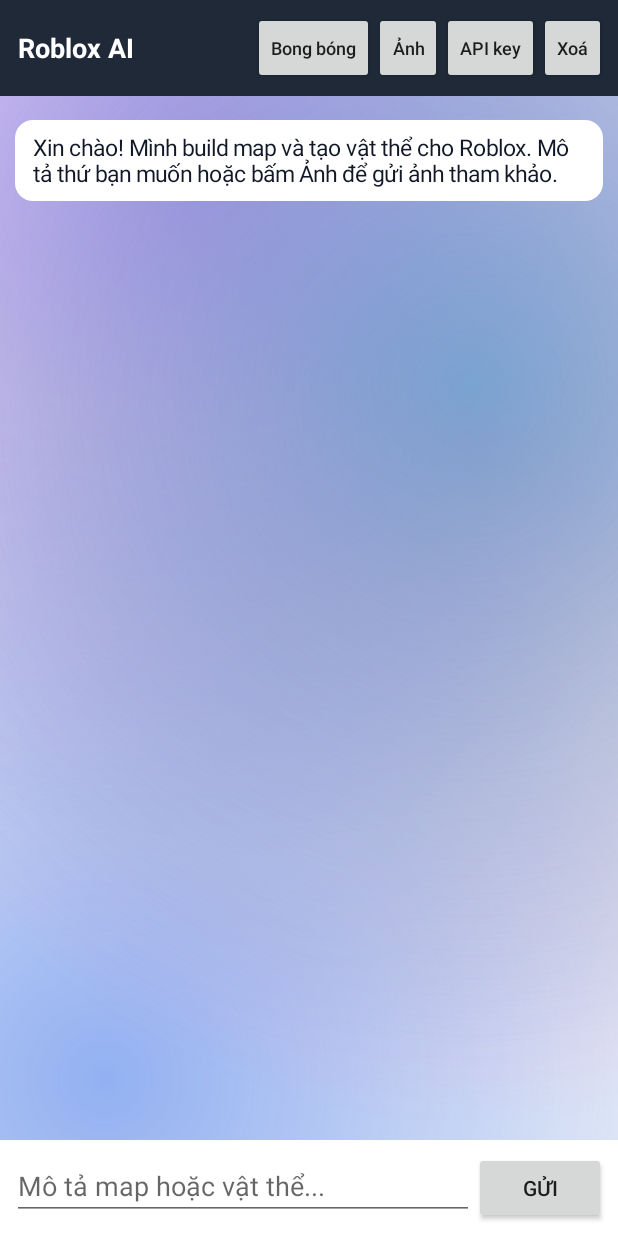
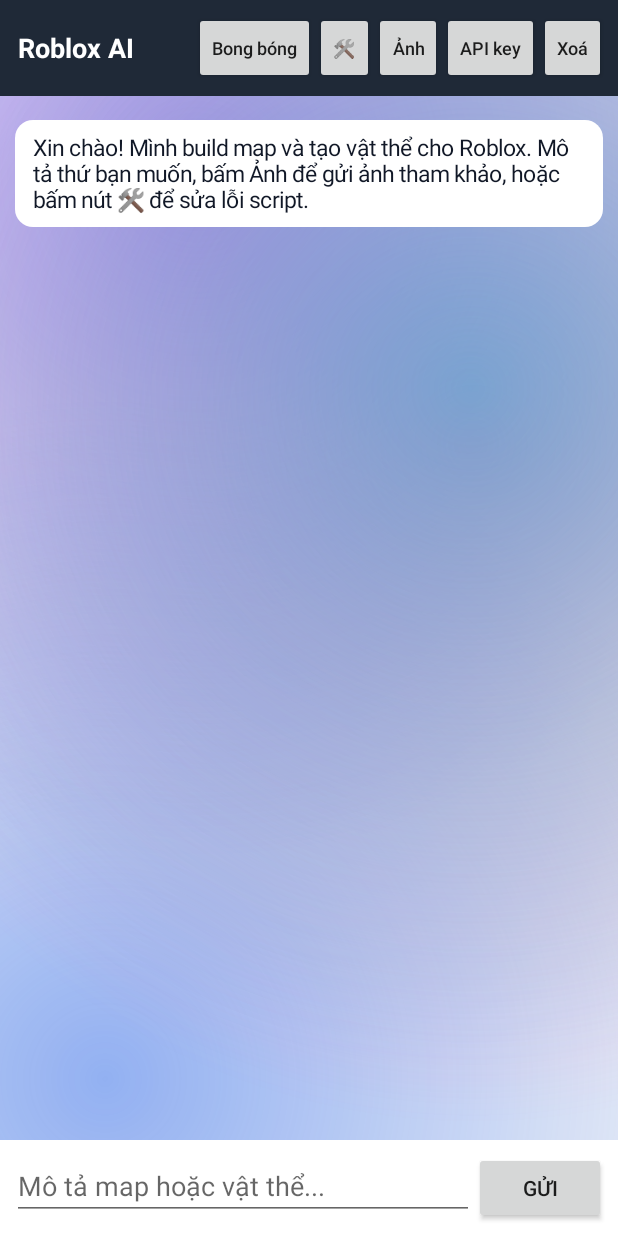
Before and after one commit to ojtfbnmlp/RobloxAIBuilder, an Android app: the screen it shows after launch (MainActivity), on a phone screen of 412 x 824 dp. Run offline under Robolectric (Android 15) with nearby library versions, the phone set to English and light mode, and no system bars.

Commit message:
Add fix button and update greeting in MainActivity
Added a button for fixing scripts and updated greeting message.

```diff
--- a/app/src/main/java/com/robloxbuilder/MainActivity.kt
+++ b/app/src/main/java/com/robloxbuilder/MainActivity.kt
@@ -88,6 +88,7 @@ class MainActivity : Activity() {
         title.setTypeface(null, Typeface.BOLD)
         bar.addView(title, LinearLayout.LayoutParams(0, -2, 1f))
         bar.addView(smallBtn("Bong bóng") { startOverlay() })
+        bar.addView(smallBtn("🛠") { ctrl.startFix() })
         bar.addView(smallBtn("Ảnh") { ctrl.pickImage() })
         bar.addView(smallBtn("API key") { askKey() })
         bar.addView(smallBtn("Xoá") { ctrl.reset() })
@@ -122,7 +123,7 @@ class MainActivity : Activity() {
 
         ctrl = ChatController(this, chat, scroll, input, sendBtn) { askKey() }
         sendBtn.setOnClickListener { ctrl.send() }
-        ctrl.bubble("Xin chào! Mình build map và tạo vật thể cho Roblox. Mô tả thứ bạn muốn hoặc bấm Ảnh để gửi ảnh tham khảo.", false)
+        ctrl.bubble("Xin chào! Mình build map và tạo vật thể cho Roblox. Mô tả thứ bạn muốn, bấm Ảnh để gửi ảnh tham khảo, hoặc bấm nút 🛠 để sửa lỗi script.", false)
 
         if (!ctrl.hasKey()) {
             askKey()
```
